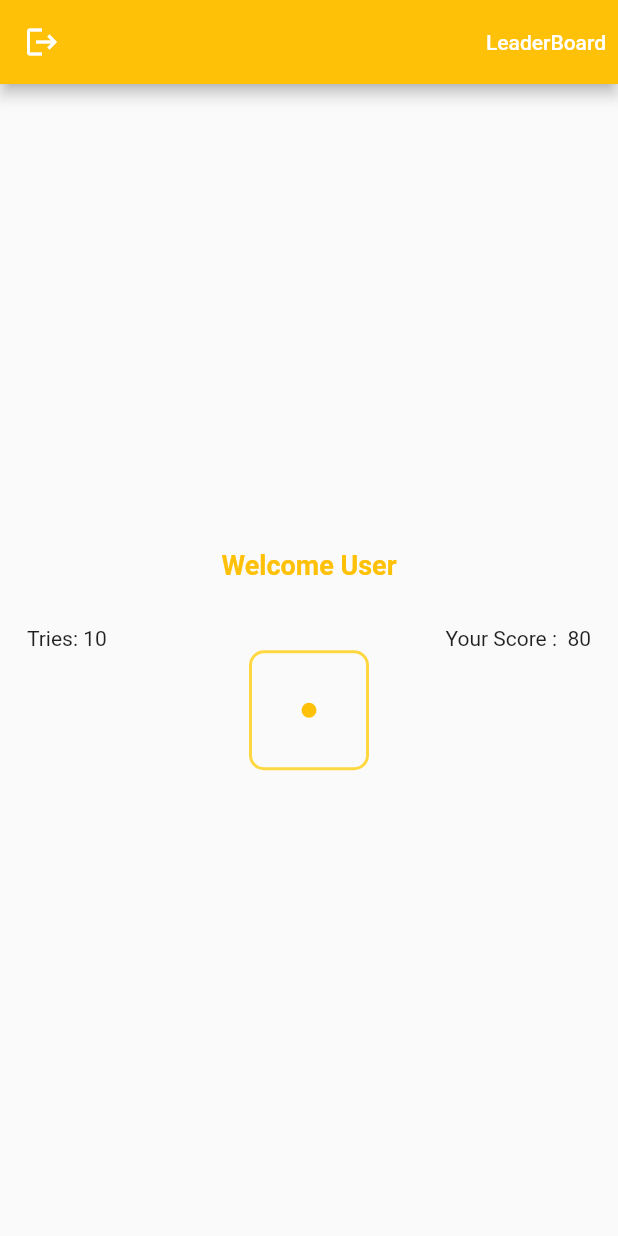
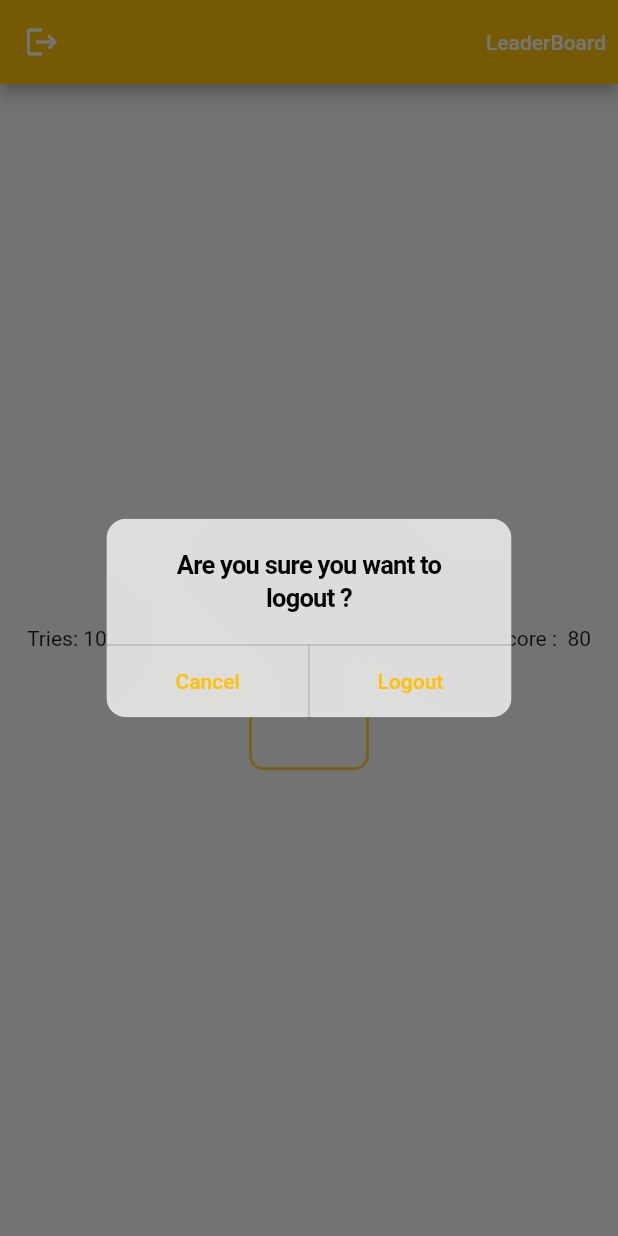
Before and after one commit to utkarshsharma2922/dice_game, a Flutter app: the screen it shows after launch, after a tap on the "logout" icon, on a phone screen of 412 x 824 dp. Run offline on Flutter 3.47's test engine with Material 2 defaults, Android fonts, the phone set to English and light mode, and no system bars; our stand-ins replace firebase_auth, firebase_core; accounts and stored records are empty.

Commit message:
Implemented Logout functionality.

```diff
--- a/lib/ui/home_page.dart
+++ b/lib/ui/home_page.dart
@@ -1,5 +1,10 @@
+import 'package:dice_game/ui/authentication.dart';
+import 'package:dice_game/ui/shared_ui/loader.dart';
 import 'package:dice_game/ui/widgets/dice.dart';
+import 'package:dice_game/util/components.dart';
 import 'package:dice_game/util/constants.dart';
+import 'package:firebase_auth/firebase_auth.dart';
+import 'package:flutter/cupertino.dart';
 import 'package:flutter/material.dart';
 class HomePage extends StatefulWidget {
   @override
@@ -12,7 +17,7 @@ class _HomePageState extends State<HomePage> {
     return Scaffold(
       appBar: AppBar(
         leading:  IconButton(icon: Icon(Icons.logout,color: Colors.white,), onPressed: (){
-
+          _onPressedLogout();
         }),
         actions: [
           TextButton(
@@ -55,4 +60,13 @@ class _HomePageState extends State<HomePage> {
       ),
     );
   }
+
+  _onPressedLogout(){
+    Components.showMessage("Are you sure you want to logout ?", context, "Logout", () async {
+      Loader.showLoader(context);
+      await FirebaseAuth.instance.signOut();
+      Loader.hideLoader();
+      Navigator.of(context).pushReplacement(CupertinoPageRoute(builder: (_) => AuthenticationScreen()));
+    });
+  }
 }
--- /dev/null
+++ b/lib/util/components.dart
@@ -0,0 +1,36 @@
+import 'package:flutter/cupertino.dart';
+import 'package:flutter/material.dart';
+
+class Components{
+
+  static void showMessage(String msg,BuildContext passedContext,String okBtnText,Function okBtnPressed) {
+    showDialog(
+      context: passedContext,
+      builder: (BuildContext context) {
+        return Container(
+          height: 50,
+          child: CupertinoAlertDialog(
+            title: Center(child: Text(msg)),
+            content: null,
+            actions: <Widget>[
+              TextButton(
+                child: Text("Cancel"),
+                onPressed: () {
+                  Navigator.of(context).pop();
+                },
+              ),
+               TextButton(
+                child: Text(okBtnText),
+                onPressed: () {
+                  Navigator.of(context).pop();
+                  okBtnPressed();
+                },
+              ),
+            ],
+          ),
+        );
+      },
+    );
+  }
+
+}
```
